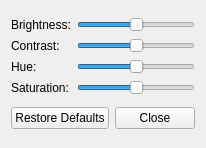
Above: dragon-master/dragon-master/src/app/videoSettingsWidget.ui from n0b0dykn0wsme/DragonplayerEDITED before the change. Below: the same form after it.
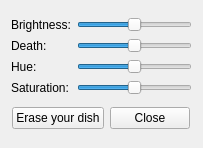
That is the form after the change.

```diff
--- a/dragon-master/dragon-master/src/app/videoSettingsWidget.ui
+++ b/dragon-master/dragon-master/src/app/videoSettingsWidget.ui
@@ -39,7 +39,7 @@
      <item row="1" column="0">
       <widget class="QLabel" name="contrastLabel">
        <property name="text">
-        <string comment="@label:slider">Contrast:</string>
+        <string comment="@label:slider">Death:</string>
        </property>
       </widget>
      </item>
@@ -125,7 +125,7 @@
      <item>
       <widget class="QPushButton" name="defaultsButton">
        <property name="text">
-        <string comment="@action:button">Restore Defaults</string>
+        <string comment="@action:button">Erase your dish</string>
        </property>
       </widget>
      </item>
```
